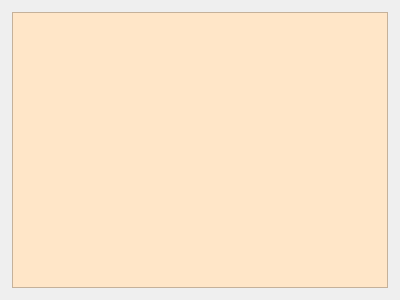
objarni/notes2, file src/noteswindow.ui: the form before one commit.
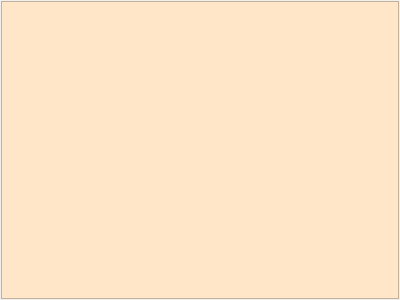
The form after the commit. Icons and pictures are not drawn.

Commit message: remove textbox padding

```diff
--- a/src/noteswindow.ui
+++ b/src/noteswindow.ui
@@ -26,16 +26,16 @@
   <widget class="QWidget" name="centralWidget">
    <layout class="QGridLayout" name="gridLayout">
     <property name="leftMargin">
-     <number>12</number>
+     <number>1</number>
     </property>
     <property name="topMargin">
-     <number>12</number>
+     <number>1</number>
     </property>
     <property name="rightMargin">
-     <number>12</number>
+     <number>1</number>
     </property>
     <property name="bottomMargin">
-     <number>12</number>
+     <number>1</number>
     </property>
     <item row="0" column="0">
      <widget class="QTextEdit" name="textEdit">
```
